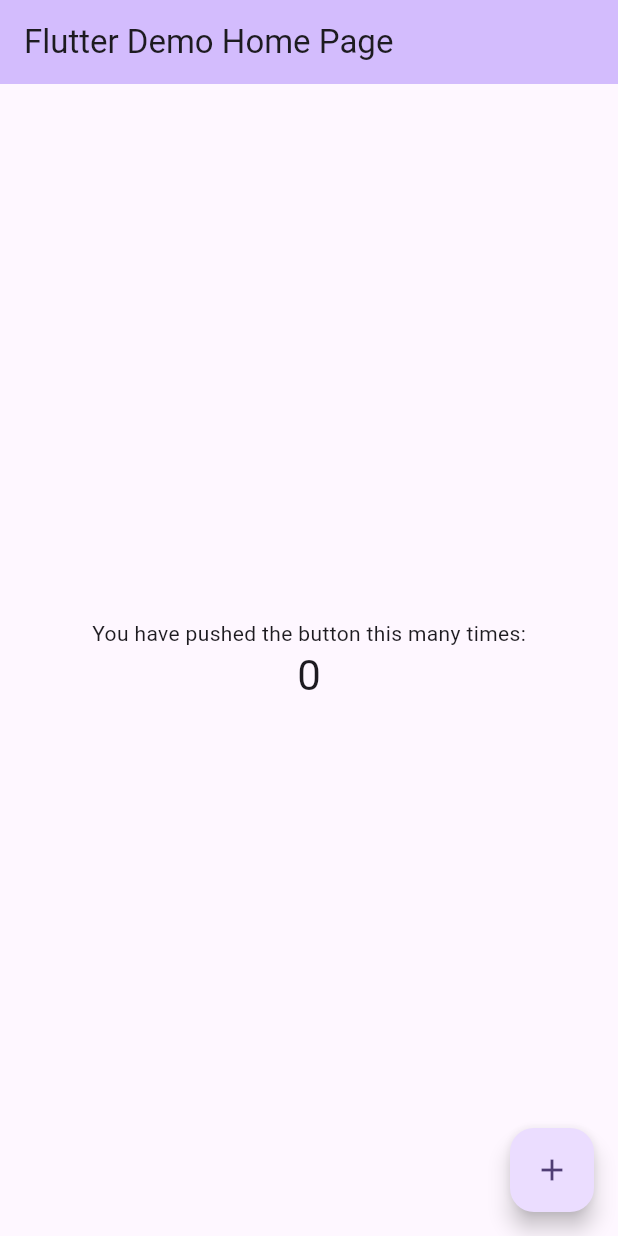
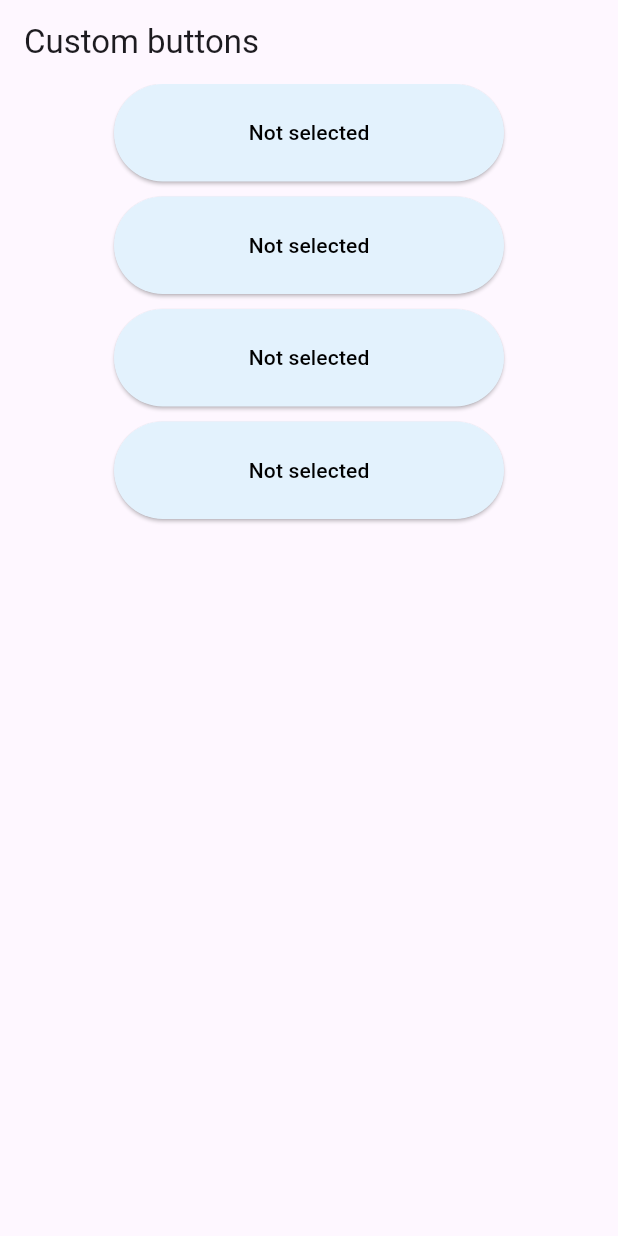
Before and after one commit to ylyheng/mobile-dev-hw-week7, a Flutter app: the screen it shows after launch, on a phone screen of 412 x 824 dp. Run offline on Flutter 3.47's test engine with Material 3 defaults, Android fonts, the phone set to English and light mode, and no system bars.

Commit message:
finish ex3

```diff
--- a/lib/main.dart
+++ /dev/null
@@ -1,122 +0,0 @@
-import 'package:flutter/material.dart';
-
-void main() {
-  runApp(const MyApp());
-}
-
-class MyApp extends StatelessWidget {
-  const MyApp({super.key});
-
-  // This widget is the root of your application.
-  @override
-  Widget build(BuildContext context) {
-    return MaterialApp(
-      title: 'Flutter Demo',
-      theme: ThemeData(
-        // This is the theme of your application.
-        //
-        // TRY THIS: Try running your application with "flutter run". You'll see
-        // the application has a purple toolbar. Then, without quitting the app,
-        // try changing the seedColor in the colorScheme below to Colors.green
-        // and then invoke "hot reload" (save your changes or press the "hot
-        // reload" button in a Flutter-supported IDE, or press "r" if you used
-        // the command line to start the app).
-        //
-        // Notice that the counter didn't reset back to zero; the application
-        // state is not lost during the reload. To reset the state, use hot
-        // restart instead.
-        //
-        // This works for code too, not just values: Most code changes can be
-        // tested with just a hot reload.
-        colorScheme: .fromSeed(seedColor: Colors.deepPurple),
-      ),
-      home: const MyHomePage(title: 'Flutter Demo Home Page'),
-    );
-  }
-}
-
-class MyHomePage extends StatefulWidget {
-  const MyHomePage({super.key, required this.title});
-
-  // This widget is the home page of your application. It is stateful, meaning
-  // that it has a State object (defined below) that contains fields that affect
-  // how it looks.
-
-  // This class is the configuration for the state. It holds the values (in this
-  // case the title) provided by the parent (in this case the App widget) and
-  // used by the build method of the State. Fields in a Widget subclass are
-  // always marked "final".
-
-  final String title;
-
-  @override
-  State<MyHomePage> createState() => _MyHomePageState();
-}
-
-class _MyHomePageState extends State<MyHomePage> {
-  int _counter = 0;
-
-  void _incrementCounter() {
-    setState(() {
-      // This call to setState tells the Flutter framework that something has
-      // changed in this State, which causes it to rerun the build method below
-      // so that the display can reflect the updated values. If we changed
-      // _counter without calling setState(), then the build method would not be
-      // called again, and so nothing would appear to happen.
-      _counter++;
-    });
-  }
-
-  @override
-  Widget build(BuildContext context) {
-    // This method is rerun every time setState is called, for instance as done
-    // by the _incrementCounter method above.
-    //
-    // The Flutter framework has been optimized to make rerunning build methods
-    // fast, so that you can just rebuild anything that needs updating rather
-    // than having to individually change instances of widgets.
-    return Scaffold(
-      appBar: AppBar(
-        // TRY THIS: Try changing the color here to a specific color (to
-        // Colors.amber, perhaps?) and trigger a hot reload to see the AppBar
-        // change color while the other colors stay the same.
-        backgroundColor: Theme.of(context).colorScheme.inversePrimary,
-        // Here we take the value from the MyHomePage object that was created by
-        // the App.build method, and use it to set our appbar title.
-        title: Text(widget.title),
-      ),
-      body: Center(
-        // Center is a layout widget. It takes a single child and positions it
-        // in the middle of the parent.
-        child: Column(
-          // Column is also a layout widget. It takes a list of children and
-          // arranges them vertically. By default, it sizes itself to fit its
-          // children horizontally, and tries to be as tall as its parent.
-          //
-          // Column has various properties to control how it sizes itself and
-          // how it positions its children. Here we use mainAxisAlignment to
-          // center the children vertically; the main axis here is the vertical
-          // axis because Columns are vertical (the cross axis would be
-          // horizontal).
-          //
-          // TRY THIS: Invoke "debug painting" (choose the "Toggle Debug Paint"
-          // action in the IDE, or press "p" in the console), to see the
-          // wireframe for each widget.
-          mainAxisAlignment: .center,
-          children: [
-            const Text('You have pushed the button this many times:'),
-            Text(
-              '$_counter',
-              style: Theme.of(context).textTheme.headlineMedium,
-            ),
-          ],
-        ),
-      ),
-      floatingActionButton: FloatingActionButton(
-        onPressed: _incrementCounter,
-        tooltip: 'Increment',
-        child: const Icon(Icons.add),
-      ),
-    );
-  }
-}
```
Also changed, not shown: lib/EX-3/ex_3_start.dart (+46 -9 lines).
